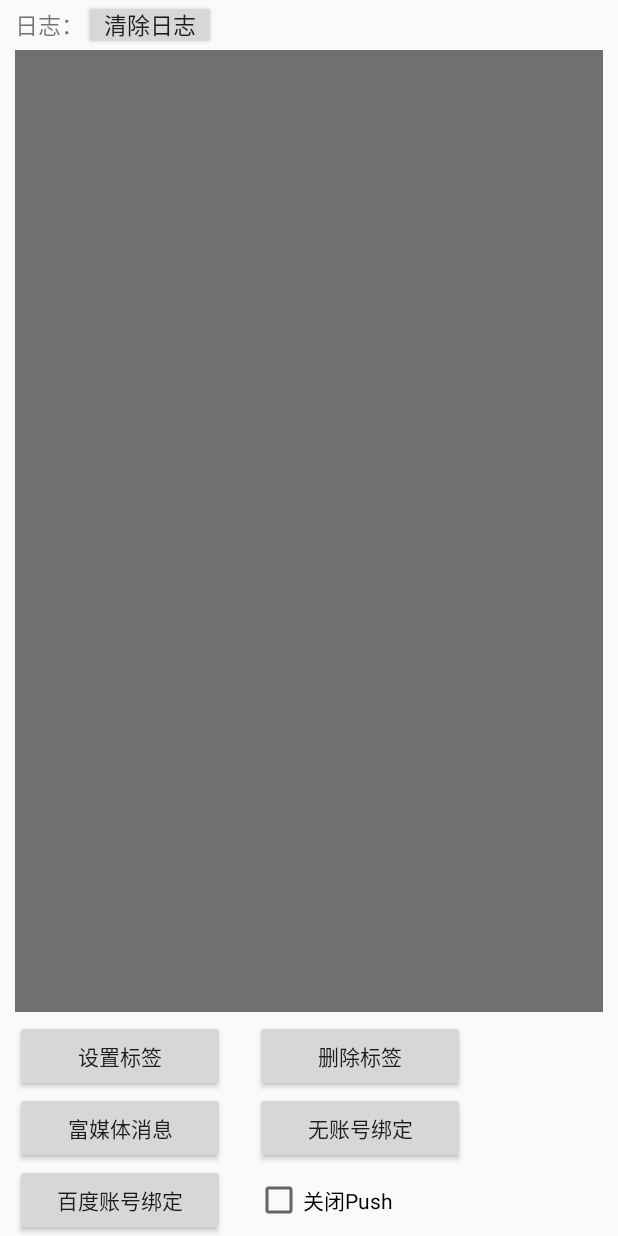
After one commit to whn09/Tsingshare-android, an Android app: the layout main.xml on its own in the app's theme, with its tools: preview values and no code run, on a phone screen of 412 x 824 dp. The commit adds this screen. Run offline under Robolectric (Android 15) with nearby library versions, the phone set to English and light mode, and no system bars.

Commit message:
improve baidu push

```diff
--- a/app/src/main/java/com/tsingshare/tsingshare_android/PushDemoActivity.java
+++ b/app/src/main/java/com/tsingshare/tsingshare_android/PushDemoActivity.java
@@ -52,6 +52,8 @@ public class PushDemoActivity extends Activity implements View.OnClickListener {
     @Override
     public void onCreate(Bundle savedInstanceState) {
         super.onCreate(savedInstanceState);
+
+        Log.i("Title", "PushDemoActivity onCreate");
 
         Utils.logStringCache = Utils.getLogText(getApplicationContext());
 
@@ -218,7 +220,7 @@ public class PushDemoActivity extends Activity implements View.OnClickListener {
             initButton.setText("登陆百度账号初始化Channel");
         }
         // 跳转到百度账号登录的activity
-        Intent intent = new Intent(PushDemoActivity.this, LoginActivity.class);
+        Intent intent = new Intent(PushDemoActivity.this, BaiduLoginActivity.class);
         startActivity(intent);
     }
 
--- /dev/null
+++ b/app/src/main/res/layout/main.xml
@@ -0,0 +1,112 @@
+<?xml version="1.0" encoding="utf-8"?>
+<LinearLayout xmlns:android="http://schemas.android.com/apk/res/android"
+    android:layout_width="fill_parent"
+    android:layout_height="fill_parent"
+    android:orientation="vertical" >
+
+    <LinearLayout
+        android:id="@+id/logtip_fra"
+        android:orientation="horizontal"
+        android:layout_width="fill_parent"
+	    android:layout_height="wrap_content"
+        >
+        <TextView
+	        android:id="@+id/text_log_tip"
+	        android:layout_width="wrap_content"
+	        android:layout_height="20dip"
+	        android:layout_marginLeft="10dp"
+	        android:text="@string/log_tip"
+	        android:textSize="15sp"/>
+
+	    <Button
+	        android:id="@+id/btn_clear_log"
+	        android:layout_width="wrap_content"
+	        android:layout_height="33dip"
+	        android:paddingTop="3dip"
+	        android:paddingBottom="3dip"
+	        android:gravity="center"
+	        android:layout_marginRight="15dip"
+	        android:text="@string/clear_log"
+	        android:textSize="15sp" />
+    </LinearLayout>
+	<ScrollView
+	    android:id="@+id/stroll_text"
+	    android:layout_width="fill_parent"
+	    android:layout_height="fill_parent"
+		android:layout_marginLeft="10dip"
+		android:layout_marginRight="10dip"
+		android:layout_marginBottom="5dip"
+		android:background="#707070"
+	    android:layout_weight="1" >"
+		    <TextView
+		        android:id="@+id/text_log"
+		        android:layout_width="fill_parent"
+		        android:layout_height="wrap_content"
+		   		android:paddingLeft="3dip" />
+    </ScrollView>
+    <LinearLayout
+        android:id="@+id/firstBtnLine"
+        android:orientation="horizontal"
+        android:layout_width="match_parent"
+        android:layout_height="wrap_content">
+	    <Button
+	        android:id="@+id/btn_setTags"
+	        android:layout_width="140dip"
+        	android:layout_height="wrap_content"
+	        android:layout_marginLeft="10dip"
+	        android:layout_marginRight="10dip"
+	        android:text="@string/text_btn_setTags" />
+
+	    <Button
+	        android:id="@+id/btn_delTags"
+	        android:layout_width="140dip"
+	        android:layout_height="wrap_content"
+	        android:layout_marginLeft="10dip"
+	        android:layout_marginRight="10dip"
+	        android:text="@string/text_btn_delTags" />
+	</LinearLayout>
+	<LinearLayout
+        android:id="@+id/secondBtnLine"
+        android:orientation="horizontal"
+        android:layout_width="match_parent"
+        android:layout_height="wrap_content">
+	    <Button
+	        android:id="@+id/btn_rich"
+	        android:layout_width="140dip"
+	        android:layout_height="wrap_content"
+	        android:layout_marginLeft="10dip"
+	        android:layout_marginRight="10dip"
+	        android:text="@string/text_btn_rich" />
+	    <Button
+	        android:id="@+id/btn_initAK"
+	        android:layout_width="140dip"
+	        android:layout_height="wrap_content"
+	        android:layout_marginLeft="10dip"
+	        android:layout_marginRight="10dip"
+	        android:text="@string/text_btn_initAK" />
+    </LinearLayout>
+
+	<LinearLayout
+        android:id="@+id/thirdBtnLine"
+        android:orientation="horizontal"
+        android:layout_width="match_parent"
+        android:layout_height="wrap_content">
+
+		<Button
+	        android:id="@+id/btn_init"
+	        android:layout_width="140dip"
+	        android:layout_height="wrap_content"
+	        android:layout_marginLeft="10dip"
+	        android:layout_marginRight="10dip"
+	        android:text="@string/text_btn_init" />
+
+		<CheckBox
+	        android:id="@+id/onOffCheckBox"
+	        android:layout_width="140dip"
+	        android:layout_height="wrap_content"
+	        android:layout_marginLeft="10dip"
+	        android:layout_marginRight="10dip"
+	        android:text="@string/text_btn_off_push" />
+	</LinearLayout>
+
+</LinearLayout>
--- a/app/src/main/res/menu/menu_main.xml
+++ b/app/src/main/res/menu/menu_main.xml
@@ -9,4 +9,8 @@
         android:orderInCategory="100" app:showAsAction="never" />
     <item android:id="@+id/action_settings" android:title="@string/action_settings"
         android:orderInCategory="100" app:showAsAction="never" />
+    <item android:id="@+id/action_pushdemo" android:title="@string/action_pushdemo"
+        android:orderInCategory="100" app:showAsAction="never" />
+    <item android:id="@+id/action_baidulogin" android:title="@string/action_baidulogin"
+        android:orderInCategory="100" app:showAsAction="never" />
 </menu>
--- a/app/src/main/res/values/strings.xml
+++ b/app/src/main/res/values/strings.xml
@@ -10,6 +10,26 @@
     <string name="action_register">Sign up</string>
     <string name="action_forget_password">Forget Password</string>
     <string name="action_settings">Settings</string>
+    <string name="action_pushdemo">Push Demo</string>
+    <string name="action_baidulogin">Baidu Login</string>
     <string name="or">or</string>
 
+    <string name="login">登录</string>
+    <string name="text_btn_init">百度账号绑定</string>
+    <string name="text_btn_init1">更换百度账号</string>
+    <string name="text_btn_on_push">打开Push</string>
+    <string name="text_btn_off_push">关闭Push</string>
+    <string name="log_tip">日志：</string>
+    <string name="clear_log">清除日志</string>
+    <string name="text_btn_rich">富媒体消息</string>
+    <string name="text_btn_initAK">无账号绑定</string>
+    <string name="text_btn_setTags">设置标签</string>
+    <string name="text_btn_delTags">删除标签</string>
+    <string name="text_btn_senior">高级功能</string>
+    <string name="text_btn_set">设置</string>
+    <string name="text_media_title">富媒体消息列表</string>
+    <string name="media">Rich Media</string>
+    <string name="custom_text_hint">用户自定义行为打开的Activity</string>
+    <string name="tags_hint">请输入多个标签，以英文逗号隔开</string>
+
 </resources>
```
Also changed, not shown: app/src/main/AndroidManifest.xml (+11 -6 lines), app/src/main/java/com/tsingshare/tsingshare_android/MainActivity.java (+20 -0 lines), app/src/main/java/com/tsingshare/tsingshare_android/MyPushMessageReceiver.java (+4 -4 lines), app/src/main/res/layout/custom_activity.xml (added, +14 -0 lines), 1 other file.
